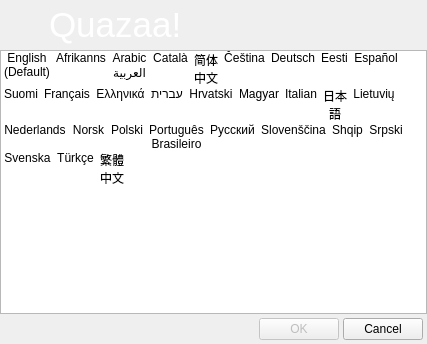
Before: the Qt Designer form branches/Rewrite/UI/dialoglanguage.ui in c3c/quazaa, drawn with Qt 5.
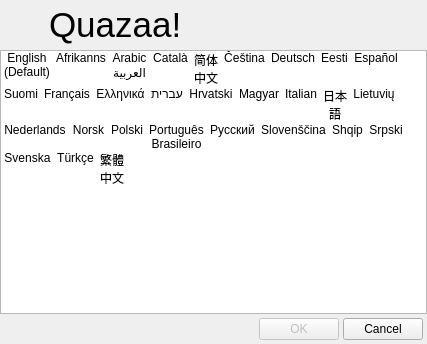
After: the same form once the commit is applied. Icons and pictures are not drawn.

Commit message: Removed remaining hard coded skinning style sheets from ui. Fixed default app menu appearing to right of nav toolbar. Now appears where menu should appear.

Patch:
```diff
--- a/branches/Rewrite/UI/dialoglanguage.ui
+++ b/branches/Rewrite/UI/dialoglanguage.ui
@@ -59,10 +59,6 @@
        <height>50</height>
       </size>
      </property>
-     <property name="styleSheet">
-      <string notr="true">background-image: url(:/Resource/HeaderBackground.png);
-color: rgb(255, 255, 255);</string>
-     </property>
      <property name="frameShape">
       <enum>QFrame::NoFrame</enum>
      </property>
```
The commit also changes 33 other files.
